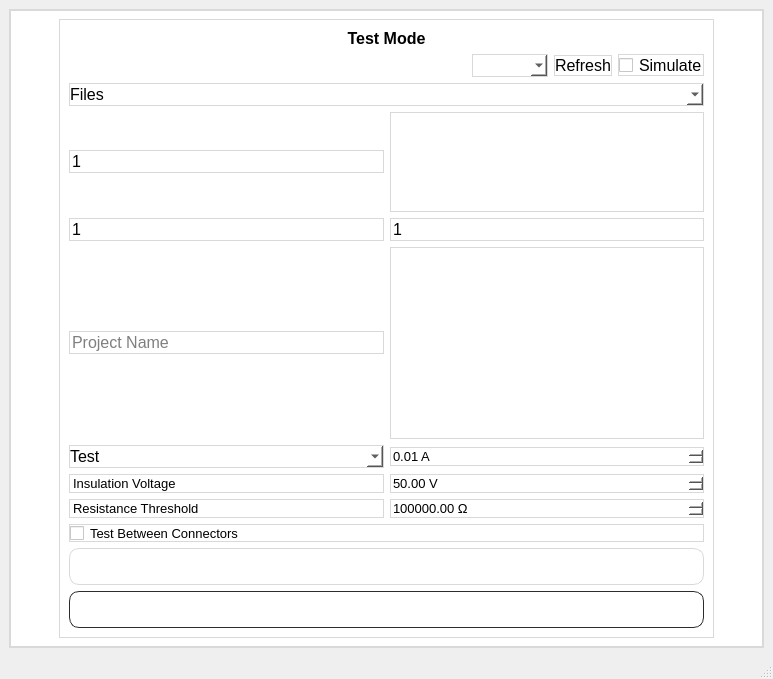
zubair-appdev/SolarACHT_2, file mainwindow.ui: the form before one commit.
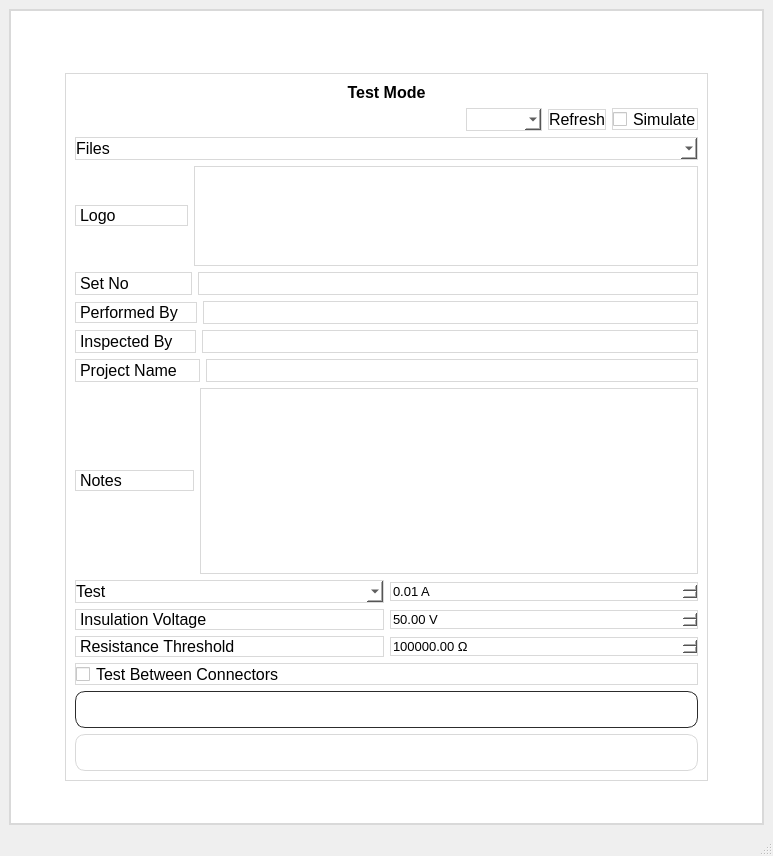
The form after the commit. The open tabs and pages were chosen to show the change. Icons and pictures are not drawn. Custom widgets are drawn as their Qt base class.

Commit message: meta data implemented successfully

The edit to the form file:
```diff
--- a/mainwindow.ui
+++ b/mainwindow.ui
@@ -10,7 +10,7 @@
     <x>0</x>
     <y>0</y>
     <width>773</width>
-    <height>613</height>
+    <height>856</height>
    </rect>
   </property>
   <property name="windowTitle">
@@ -40,7 +40,7 @@
   </property>
   <widget class="QWidget" name="centralwidget">
    <layout class="QGridLayout" name="gridLayout_3">
-    <item row="0" column="0">
+    <item row="1" column="0">
      <widget class="QStackedWidget" name="stackedWidget">
       <property name="sizePolicy">
        <sizepolicy hsizetype="Preferred" vsizetype="Preferred">
@@ -62,7 +62,7 @@
     gridline-color: #d9d9d9;</string>
       </property>
       <property name="currentIndex">
-       <number>10</number>
+       <number>12</number>
       </property>
       <widget class="QWidget" name="page">
        <layout class="QGridLayout" name="gridLayout_2">
@@ -3749,7 +3749,7 @@
                   </font>
                  </property>
                  <property name="text">
-                  <string>Notes                   </string>
+                  <string>Notes                </string>
                  </property>
                 </widget>
                </item>
@@ -3781,7 +3781,7 @@
                   </font>
                  </property>
                  <property name="text">
-                  <string>Test Performed By </string>
+                  <string>Performed Label</string>
                  </property>
                 </widget>
                </item>
@@ -3812,7 +3812,7 @@
                   </font>
                  </property>
                  <property name="text">
-                  <string>Inspected By         </string>
+                  <string>Inspected Label </string>
                  </property>
                 </widget>
                </item>
@@ -3843,7 +3843,7 @@
                   </font>
                  </property>
                  <property name="text">
-                  <string>Project Name         </string>
+                  <string>Project Name     </string>
                  </property>
                 </widget>
                </item>
@@ -4857,8 +4857,24 @@
        </layout>
       </widget>
       <widget class="QWidget" name="page_test">
-       <layout class="QGridLayout" name="gridLayout_16">
-        <item row="0" column="1">
+       <layout class="QGridLayout" name="gridLayout_13">
+        <item row="0" column="2">
+         <spacer name="horizontalSpacer_30">
+          <property name="orientation">
+           <enum>Qt::Horizontal</enum>
+          </property>
+          <property name="sizeType">
+           <enum>QSizePolicy::Preferred</enum>
+          </property>
+          <property name="sizeHint" stdset="0">
+           <size>
+            <width>40</width>
+            <height>20</height>
+           </size>
+          </property>
+         </spacer>
+        </item>
+        <item row="1" column="1" colspan="2">
          <spacer name="verticalSpacer_35">
           <property name="orientation">
            <enum>Qt::Vertical</enum>
@@ -4874,23 +4890,7 @@
           </property>
          </spacer>
         </item>
-        <item row="2" column="1">
-         <spacer name="verticalSpacer_34">
-          <property name="orientation">
-           <enum>Qt::Vertical</enum>
-          </property>
-          <property name="sizeType">
-           <enum>QSizePolicy::Preferred</enum>
-          </property>
-          <property name="sizeHint" stdset="0">
-           <size>
-            <width>20</width>
-            <height>40</height>
-           </size>
-          </property>
-         </spacer>
-        </item>
-        <item row="1" column="0">
+        <item row="2" column="0">
          <spacer name="horizontalSpacer_29">
           <property name="orientation">
            <enum>Qt::Horizontal</enum>
@@ -4906,7 +4906,7 @@
           </property>
          </spacer>
         </item>
-        <item row="1" column="1">
+        <item row="2" column="1">
          <widget class="QGroupBox" name="groupBox">
           <property name="title">
            <string/>
@@ -5006,19 +5006,22 @@
             </widget>
            </item>
            <item>
-            <layout class="QHBoxLayout" name="horizontalLayout_26">
+            <layout class="QHBoxLayout" name="horizontalLayout_28">
              <item>
-              <widget class="QLineEdit" name="lineEdit_setNo">
+              <widget class="QLabel" name="label_33">
+               <property name="sizePolicy">
+                <sizepolicy hsizetype="Preferred" vsizetype="Fixed">
+                 <horstretch>0</horstretch>
+                 <verstretch>0</verstretch>
+                </sizepolicy>
+               </property>
                <property name="font">
                 <font>
                  <pointsize>12</pointsize>
                 </font>
                </property>
                <property name="text">
-                <string>1</string>
-               </property>
-               <property name="placeholderText">
-                <string>Enter set number</string>
+                <string>Logo               </string>
                </property>
               </widget>
              </item>
@@ -5051,8 +5054,57 @@
              </item>
             </layout>
            </item>
+           <item>
+            <layout class="QHBoxLayout" name="horizontalLayout_26">
+             <item>
+              <widget class="QLabel" name="label_32">
+               <property name="font">
+                <font>
+                 <pointsize>12</pointsize>
+                </font>
+               </property>
+               <property name="text">
+                <string>Set No             </string>
+               </property>
+              </widget>
+             </item>
+             <item>
+              <widget class="QLineEdit" name="lineEdit_setNo">
+               <property name="font">
+                <font>
+                 <pointsize>12</pointsize>
+                </font>
+               </property>
+               <property name="text">
+                <string/>
+               </property>
+               <property name="placeholderText">
+                <string/>
+               </property>
+              </widget>
+             </item>
+            </layout>
+           </item>
            <item>
             <layout class="QHBoxLayout" name="horizontalLayout_10">
+             <item>
+              <widget class="QLabel" name="label_performedBy">
+               <property name="sizePolicy">
+                <sizepolicy hsizetype="Preferred" vsizetype="Fixed">
+                 <horstretch>0</horstretch>
+                 <verstretch>0</verstretch>
+                </sizepolicy>
+               </property>
+               <property name="font">
+                <font>
+                 <pointsize>12</pointsize>
+                </font>
+               </property>
+               <property name="text">
+                <string>Performed By   </string>
+               </property>
+              </widget>
+             </item>
              <item>
               <widget class="QLineEdit" name="lineEdit_performedBy">
                <property name="font">
@@ -5061,10 +5113,29 @@
                 </font>
                </property>
                <property name="text">
-                <string>1</string>
+                <string/>
+               </property>
+               <property name="maxLength">
+                <number>30</number>
                </property>
                <property name="placeholderText">
-                <string>Performed By</string>
+                <string/>
+               </property>
+              </widget>
+             </item>
+            </layout>
+           </item>
+           <item>
+            <layout class="QHBoxLayout" name="horizontalLayout_29">
+             <item>
+              <widget class="QLabel" name="label_inspectedBy">
+               <property name="font">
+                <font>
+                 <pointsize>12</pointsize>
+                </font>
+               </property>
+               <property name="text">
+                <string>Inspected By    </string>
                </property>
               </widget>
              </item>
@@ -5088,17 +5159,32 @@
                 </font>
                </property>
                <property name="text">
-                <string>1</string>
+                <string/>
+               </property>
+               <property name="maxLength">
+                <number>30</number>
                </property>
                <property name="placeholderText">
-                <string>Inspected By</string>
+                <string/>
                </property>
               </widget>
              </item>
             </layout>
            </item>
            <item>
-            <layout class="QHBoxLayout" name="horizontalLayout_11">
+            <layout class="QHBoxLayout" name="horizontalLayout_30">
+             <item>
+              <widget class="QLabel" name="label_projectName">
+               <property name="font">
+                <font>
+                 <pointsize>12</pointsize>
+                </font>
+               </property>
+               <property name="text">
+                <string>Project Name    </string>
+               </property>
+              </widget>
+             </item>
              <item>
               <widget class="QLineEdit" name="lineEdit_projectName">
                <property name="font">
@@ -5110,18 +5196,45 @@
                 <string/>
                </property>
                <property name="placeholderText">
-                <string>Project Name</string>
+                <string/>
+               </property>
+              </widget>
+             </item>
+            </layout>
+           </item>
+           <item>
+            <layout class="QHBoxLayout" name="horizontalLayout_11">
+             <item>
+              <widget class="QLabel" name="label_37">
+               <property name="sizePolicy">
+                <sizepolicy hsizetype="Preferred" vsizetype="Fixed">
+                 <horstretch>0</horstretch>
+                 <verstretch>0</verstretch>
+                </sizepolicy>
+               </property>
+               <property name="font">
+                <font>
+                 <pointsize>12</pointsize>
+                </font>
+               </property>
+               <property name="text">
+                <string>Notes               </string>
                </property>
               </widget>
              </item>
              <item>
               <widget class="QTextEdit" name="textEdit_notesOutput">
                <property name="sizePolicy">
-                <sizepolicy hsizetype="Expanding" vsizetype="Fixed">
+                <sizepolicy hsizetype="Expanding" vsizetype="Preferred">
                  <horstretch>0</horstretch>
                  <verstretch>0</verstretch>
                 </sizepolicy>
                </property>
+               <property name="font">
+                <font>
+                 <pointsize>12</pointsize>
+                </font>
+               </property>
               </widget>
              </item>
             </layout>
@@ -5196,7 +5309,7 @@
               <widget class="QLabel" name="label_29">
                <property name="font">
                 <font>
-                 <pointsize>10</pointsize>
+                 <pointsize>12</pointsize>
                 </font>
                </property>
                <property name="text">
@@ -5233,7 +5346,7 @@
               <widget class="QLabel" name="label_31">
                <property name="font">
                 <font>
-                 <pointsize>10</pointsize>
+                 <pointsize>12</pointsize>
                 </font>
                </property>
                <property name="text">
@@ -5268,7 +5381,7 @@
             <widget class="QCheckBox" name="checkBox_TestBwConnectors">
              <property name="font">
               <font>
-               <pointsize>10</pointsize>
+               <pointsize>12</pointsize>
               </font>
              </property>
              <property name="text">
@@ -5276,6 +5389,60 @@
              </property>
             </widget>
            </item>
+           <item>
+            <widget class="QPushButton" name="pushButton_back">
+             <property name="font">
+              <font>
+               <pointsize>12</pointsize>
+               <weight>75</weight>
+               <bold>true</bold>
+              </font>
+             </property>
+             <property name="styleSheet">
+              <string notr="true">QPushButton
+{
+    background: qlineargradient(
+        x1:0, y1:0,
+        x2:1, y2:0,
+        stop:0 #616161,
+        stop:1 #424242
+    );
+
+    color: white;
+    border: 1px solid #2c2c2c;
+    border-radius: 10px;
+    padding: 8px;
+    font-weight: bold;
+}
+
+QPushButton:hover
+{
+    background: qlineargradient(
+        x1:0, y1:0,
+        x2:1, y2:0,
+        stop:0 #757575,
+        stop:1 #545454
+    );
+}
+
+QPushButton:pressed
+{
+    background: qlineargradient(
+        x1:0, y1:0,
+        x2:1, y2:0,
+        stop:0 #4a4a4a,
+        stop:1 #303030
+    );
+
+    padding-top: 10px;
+    padding-left: 10px;
+}</string>
+             </property>
+             <property name="text">
+              <string>Back</string>
+             </property>
+            </widget>
+           </item>
            <item>
             <widget class="QPushButton" name="pushButton_run">
              <property name="sizePolicy">
@@ -5330,75 +5497,21 @@
              </property>
             </widget>
            </item>
-           <item>
-            <widget class="QPushButton" name="pushButton_back">
-             <property name="font">
-              <font>
-               <pointsize>12</pointsize>
-               <weight>75</weight>
-               <bold>true</bold>
-              </font>
-             </property>
-             <property name="styleSheet">
-              <string notr="true">QPushButton
-{
-    background: qlineargradient(
-        x1:0, y1:0,
-        x2:1, y2:0,
-        stop:0 #616161,
-        stop:1 #424242
-    );
-
-    color: white;
-    border: 1px solid #2c2c2c;
-    border-radius: 10px;
-    padding: 8px;
-    font-weight: bold;
-}
-
-QPushButton:hover
-{
-    background: qlineargradient(
-        x1:0, y1:0,
-        x2:1, y2:0,
-        stop:0 #757575,
-        stop:1 #545454
-    );
-}
-
-QPushButton:pressed
-{
-    background: qlineargradient(
-        x1:0, y1:0,
-        x2:1, y2:0,
-        stop:0 #4a4a4a,
-        stop:1 #303030
-    );
-
-    padding-top: 10px;
-    padding-left: 10px;
-}</string>
-             </property>
-             <property name="text">
-              <string>Back</string>
-             </property>
-            </widget>
-           </item>
           </layout>
          </widget>
         </item>
-        <item row="1" column="2">
-         <spacer name="horizontalSpacer_30">
+        <item row="3" column="0" colspan="2">
+         <spacer name="verticalSpacer_34">
           <property name="orientation">
-           <enum>Qt::Horizontal</enum>
+           <enum>Qt::Vertical</enum>
           </property>
           <property name="sizeType">
            <enum>QSizePolicy::Preferred</enum>
           </property>
           <property name="sizeHint" stdset="0">
            <size>
-            <width>40</width>
-            <height>20</height>
+            <width>20</width>
+            <height>40</height>
            </size>
           </property>
          </spacer>
```
The commit also changes 1 other file.
